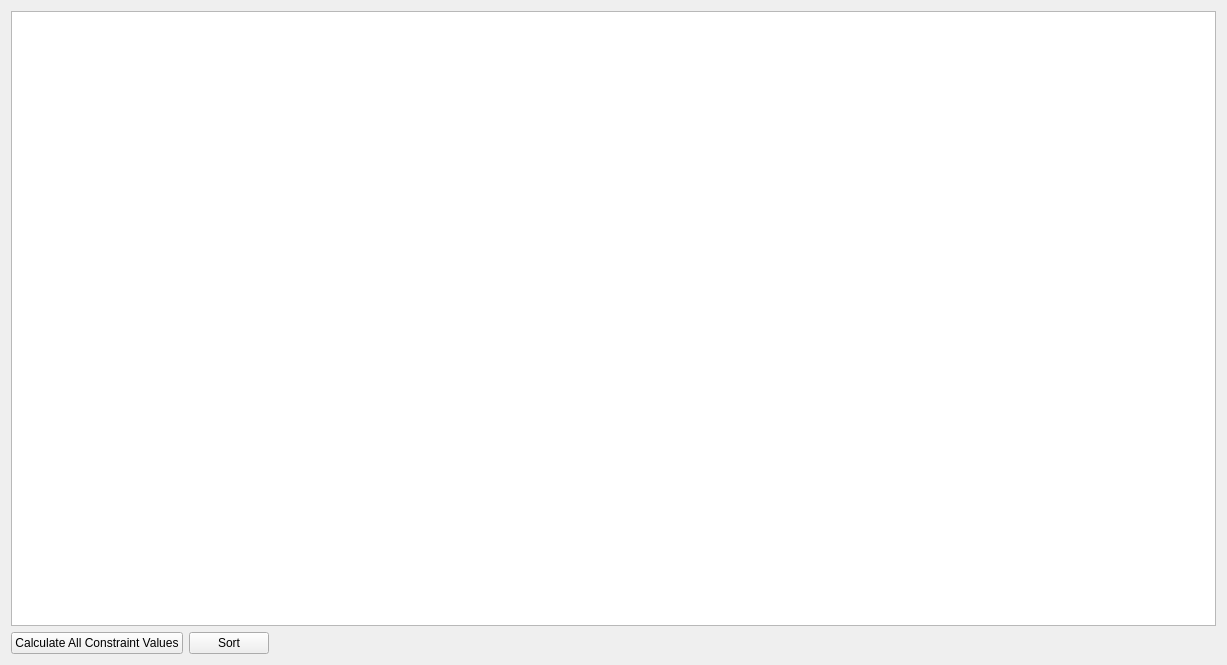
Above: pyomo/contrib/viewer/residual_table.ui from Pyomo/pyomo before the change. Below: the same form after it.
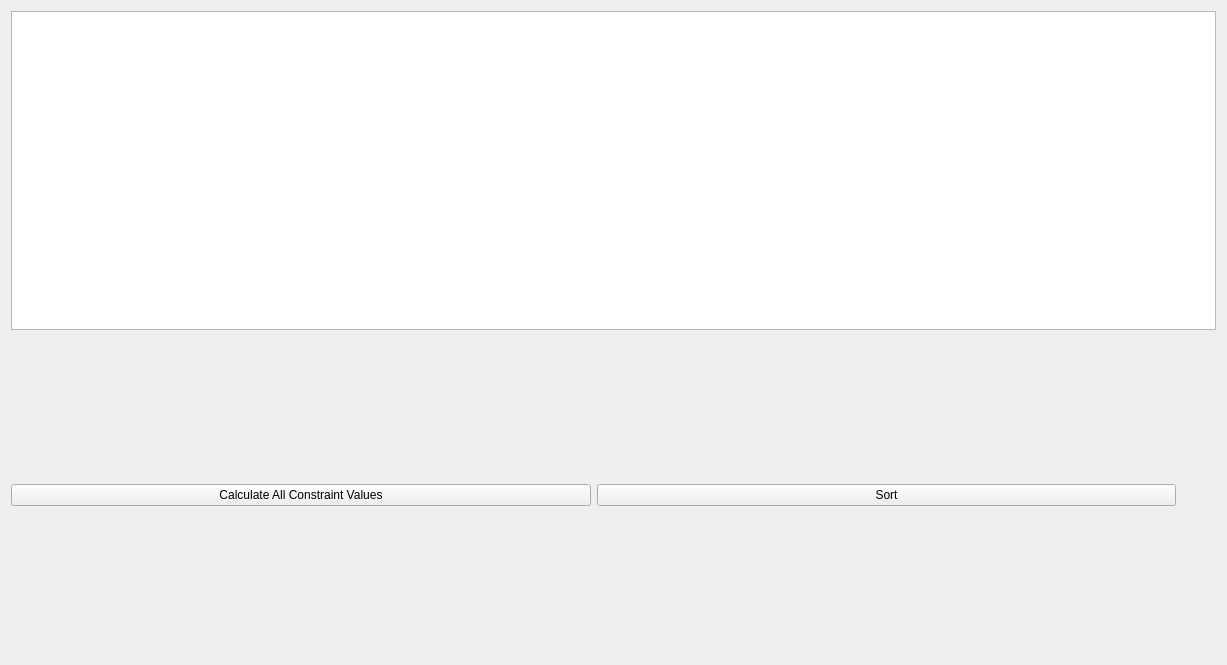
That is the form after the change.

Patch:
```diff
--- a/pyomo/contrib/viewer/residual_table.ui
+++ b/pyomo/contrib/viewer/residual_table.ui
@@ -36,7 +36,7 @@
      <item>
       <spacer name="horizontalSpacer">
        <property name="orientation">
-        <enum>Qt::Horizontal</enum>
+        <enum>Qt::Qt.Orientation.Horizontal</enum>
        </property>
        <property name="sizeHint" stdset="0">
         <size>
```
